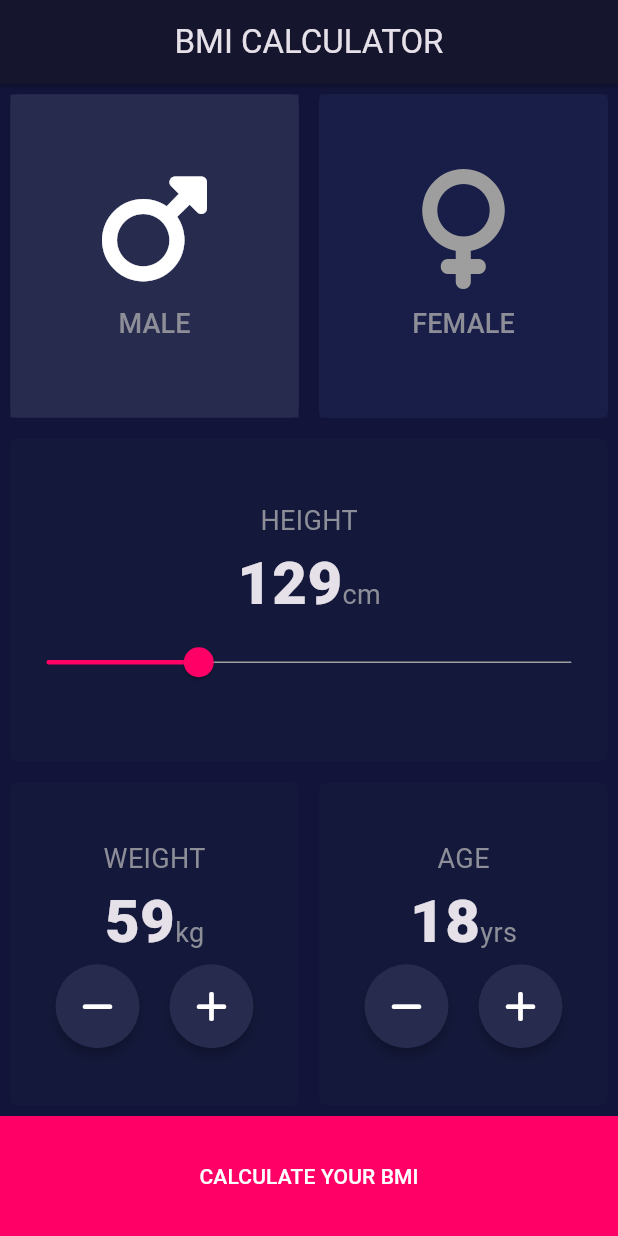
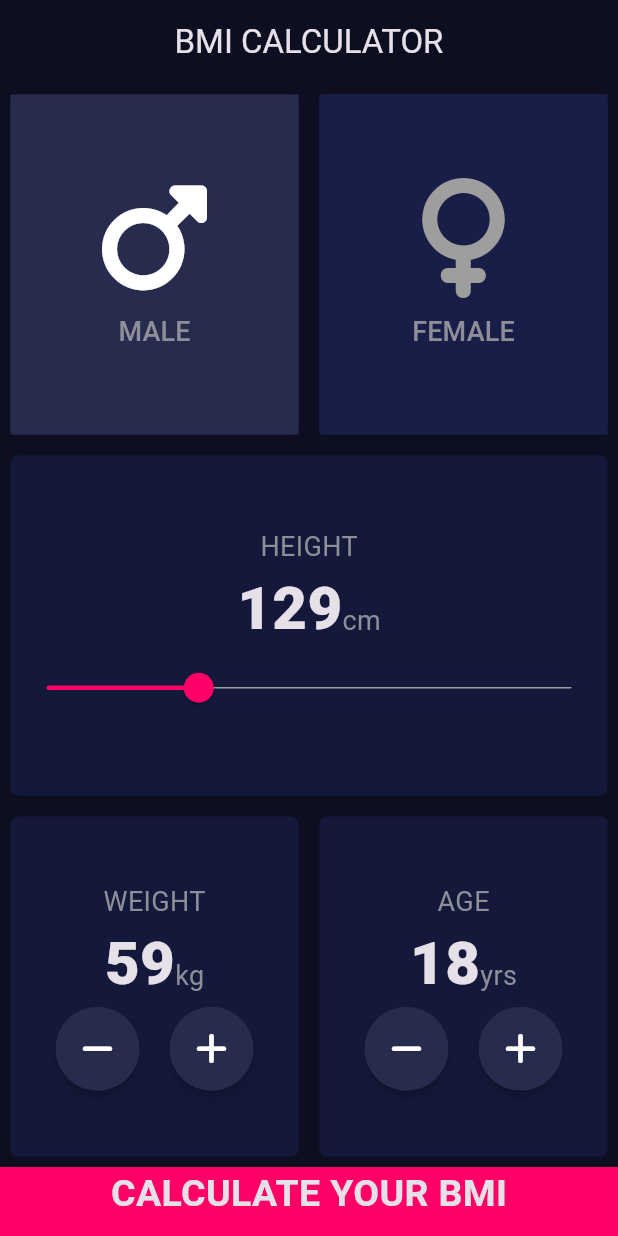
Before and after one commit to sydmasina/bmi-calculator-flutter, a Flutter app: the screen it shows after launch, after a tap on "CALCULATE YOUR BMI", on a phone screen of 412 x 824 dp. Run offline on Flutter 3.47's test engine with Material 3 defaults, Android fonts, the phone set to English and light mode, and no system bars; our stand-ins replace font_awesome_flutter.

Commit message:
refactor to add types, constants and new widgets

```diff
--- /dev/null
+++ b/lib/constants/bmi_constants.dart
@@ -0,0 +1,23 @@
+library bmi_constants;
+
+import '../types/BMI_type.dart';
+import '../types/range.dart';
+
+List bmiTypeList = [
+  BmiType(
+      'Underweight',
+      "You are underweight, which may indicate nutritional deficiencies; consider consulting a healthcare provider for guidance.",
+      Range(0, 18.5)),
+  BmiType(
+      'Normal weight',
+      "You have a normal weight, which is generally healthy; maintain it with a balanced diet and regular exercise.",
+      Range(18.5, 24.9)),
+  BmiType(
+      'Overweight',
+      "You are overweight, increasing your risk of health issues; consider lifestyle changes to manage your weight.",
+      Range(25, 29.9)),
+  BmiType(
+      'Obesity Class 1',
+      "You have class 1 obesity, raising your health risks; consult a healthcare provider for weight management advice.",
+      Range(30, 34.9)),
+];
--- a/lib/constants/style_constants.dart
+++ b/lib/constants/style_constants.dart
@@ -4,19 +4,46 @@ import 'package:flutter/material.dart';
 
 //App main color themes:
 const kBottomContainerHeight = 80.0;
+const Color kScaffoldBackgroundColor = Color(0xFF0D0E20);
 const Color kSecondaryCardColor = Color(0xFF272B4E);
 const Color kPrimaryCardColor = Color(0xFF14193B);
 const Color kBrandPrimaryColor = Color(0xffFF0067);
 const Color kInactiveColor = Color(0xFF181E47);
+const Color kResultCardColor = Color(0xFF1B1C2C);
+const Color kExecuteBtnColor = Color(0xffFF0067);
 
 //Label text style:
-TextStyle kLabelTextStyle = TextStyle(
+const kLabelTextStyle = TextStyle(
   fontSize: 18.0,
   color: Color(0xFF8D8E98),
 );
 
 // Style for the measurement number style:
-TextStyle kMeasurementNumberStyle = TextStyle(
+const kMeasurementNumberStyle = TextStyle(
   fontSize: 40,
   fontWeight: FontWeight.w900,
 );
+
+//Style for Large Buttons:
+const kLargeButtonTextStyle = TextStyle(
+  fontWeight: FontWeight.bold,
+  fontSize: 25.0,
+);
+
+const kLargeHeadingStyle = TextStyle(
+  fontSize: 50,
+  fontWeight: FontWeight.bold,
+);
+
+const kBmiResultNumberStyle = TextStyle(
+  fontWeight: FontWeight.bold,
+  fontSize: 100,
+);
+
+const kSubTittleStyle = TextStyle(
+  color: Colors.green,
+  fontWeight: FontWeight.bold,
+  fontSize: 22,
+);
+
+const kResultDescriptionTextStyle = TextStyle(fontSize: 20);
--- a/lib/input_page.dart
+++ b/lib/input_page.dart
@@ -1,6 +1,10 @@
-import 'dart:ui';
+import 'dart:math';
 import 'package:flutter/material.dart';
 import 'package:font_awesome_flutter/font_awesome_flutter.dart';
+import 'package:my_bmi_calc/constants/bmi_constants.dart';
+import 'package:my_bmi_calc/shared/bottom_button.dart';
+import 'package:my_bmi_calc/shared/results_page.dart';
+import 'package:my_bmi_calc/types/BMI_type.dart';
 import 'package:my_bmi_calc/types/input_page_types.dart';
 import 'constants/style_constants.dart';
 import 'shared/gender_card.dart';
@@ -21,6 +25,7 @@ class _InputPageState extends State<InputPage> {
   int weight = 60;
   int age = 18;
   String gender = genders.male;
+  double bmiResult = 0;
 
   void incrementWeight() {
     setState(() {
@@ -49,6 +54,25 @@ class _InputPageState extends State<InputPage> {
   void setActiveGender(String genderToSet) {
     setState(() {
       gender = genderToSet;
+    });
+  }
+
+  BmiType calculateBmi() {
+    bmiResult = weight / (pow((height / 100), 2));
+    late BmiType resultBmiType;
+    for (var bmiType in bmiTypeList) {
+      if (bmiResult >= bmiType.bmiRange.min &&
+          bmiResult <= bmiType.bmiRange.max) {
+        resultBmiType = bmiType;
+        break;
+      }
+    }
+    return resultBmiType;
+  }
+
+  void onRedirect() {
+    Future(() {
+      Navigator.pushNamed(context, '/results');
     });
   }
 
@@ -172,14 +196,19 @@ class _InputPageState extends State<InputPage> {
           Row(
             children: [
               Expanded(
-                child: Container(
-                  color: Color(0xffFF0067),
-                  height: kBottomContainerHeight,
-                  child: TextButton(
-                    child: Text('CALCULATE YOUR BMI'),
-                    onPressed: () {},
-                  ),
-                ),
+                child: BottomButton(
+                    btnTitle: 'CALCULATE YOUR BMI',
+                    onTapFn: () {
+                      final BmiType bmiTypeResult = calculateBmi();
+                      if (bmiResult == null) {
+                        return;
+                      }
+                      Navigator.push(
+                          context,
+                          MaterialPageRoute(
+                              builder: (context) =>
+                                  ResultsPage(bmiResult, bmiTypeResult)));
+                    }),
               ),
             ],
           ),
--- a/lib/main.dart
+++ b/lib/main.dart
@@ -1,4 +1,5 @@
 import 'package:flutter/material.dart';
+import 'package:my_bmi_calc/constants/style_constants.dart';
 import 'input_page.dart';
 
 void main() => runApp(BMICalculator());
@@ -10,11 +11,11 @@ class BMICalculator extends StatelessWidget {
       debugShowCheckedModeBanner: false,
       theme: ThemeData.dark().copyWith(
           appBarTheme: AppBarTheme(
-            color: Color(0xFF0B0D22),
+            color: kScaffoldBackgroundColor,
             shadowColor: Colors.black,
-            elevation: 1,
+            elevation: 0,
           ),
-          scaffoldBackgroundColor: Color(0xFF121439),
+          scaffoldBackgroundColor: kScaffoldBackgroundColor,
           textButtonTheme: TextButtonThemeData(
             style: ButtonStyle(
               foregroundColor: WidgetStateProperty.all<Color>(Colors.white),
@@ -23,7 +24,9 @@ class BMICalculator extends StatelessWidget {
               ),
             ),
           )),
-      home: InputPage(),
+      routes: {
+        '/': (context) => InputPage(),
+      },
     );
   }
 }
--- /dev/null
+++ b/lib/shared/bottom_button.dart
@@ -0,0 +1,26 @@
+import 'package:flutter/material.dart';
+import 'package:my_bmi_calc/constants/style_constants.dart';
+
+class BottomButton extends StatelessWidget {
+  BottomButton({required this.btnTitle, required this.onTapFn});
+
+  final VoidCallback onTapFn;
+  final String btnTitle;
+
+  @override
+  Widget build(BuildContext context) {
+    return GestureDetector(
+      onTap: onTapFn,
+      child: Container(
+        padding: const EdgeInsets.only(bottom: 10.0),
+        color: kExecuteBtnColor,
+        child: Center(
+          child: Text(
+            btnTitle,
+            style: kLargeButtonTextStyle,
+          ),
+        ),
+      ),
+    );
+  }
+}
--- /dev/null
+++ b/lib/types/BMI_type.dart
@@ -0,0 +1,10 @@
+import 'range.dart';
+
+class BmiType {
+  String type, description;
+  Range bmiRange;
+
+  BmiType(this.type, this.description, this.bmiRange);
+}
+
+class BmiResultType {}
--- /dev/null
+++ b/lib/types/range.dart
@@ -0,0 +1,5 @@
+class Range {
+  num min, max;
+
+  Range(this.min, this.max);
+}
```
Also changed, not shown: lib/shared/results_page.dart (added, +72 -0 lines).
